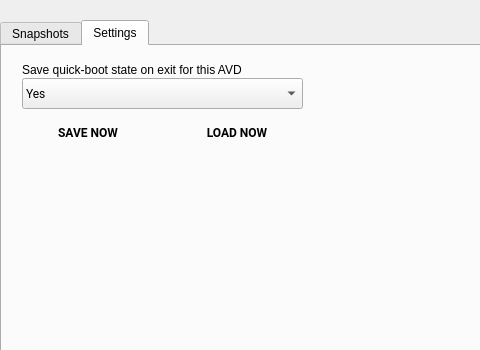
First picture: the form in android/android-emu/android/skin/qt/extended-pages/snapshot-page.ui, repository aosp-mirror/platform_external_qemu, before the edit; both pictures show x 0 to 480 and y 0 to 350 of the 622 by 600 pixel window.
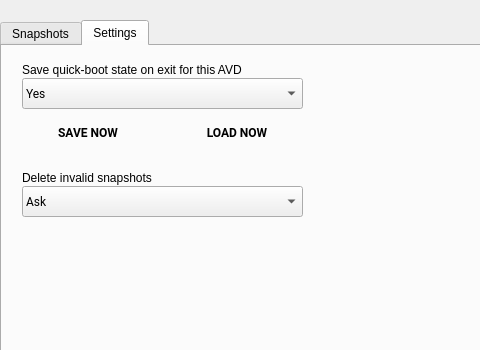
Second picture: the form after the edit. The open tabs and pages were chosen to show the change. Icons and pictures are not drawn. Custom widgets are drawn as their Qt base class.

Commit message:
[Snapshot UI] Listing and deleting invalid snapshots
Add a control for deleting invalid snapshots. The choices
are: Automatically, Don't delete, or Ask.

On Ask, show a pop-up telling the user how many invalid
snapshots there are and the total disk space that they
occupy. Allow the user to go to Auto mode from this pop-up.

Show a red circle and gray text to flag an invalid snapshot.

Show a green circle to flag the snapshot that was used to start
the current instance.

Test: Verified on Windows, Mac, Linux

What changed in the file:
```diff
--- a/android/android-emu/android/skin/qt/extended-pages/snapshot-page.ui
+++ b/android/android-emu/android/skin/qt/extended-pages/snapshot-page.ui
@@ -536,6 +536,70 @@
       <bool>false</bool>
      </property>
     </widget>
+    <widget class="QLabel" name="autoDeleteTitle">
+     <property name="geometry">
+      <rect>
+       <x>20</x>
+       <y>118</y>
+       <width>281</width>
+       <height>21</height>
+      </rect>
+     </property>
+     <property name="text">
+      <string>Delete invalid snapshots</string>
+     </property>
+     <property name="alignment">
+      <set>Qt::AlignBottom|Qt::AlignLeading|Qt::AlignLeft</set>
+     </property>
+     <property name="wordWrap">
+      <bool>true</bool>
+     </property>
+     <property name="ColorGroup" stdset="0">
+      <string>Title</string>
+     </property>
+    </widget>
+    <widget class="QComboBox" name="deleteInvalidSnapshots">
+     <property name="geometry">
+      <rect>
+       <x>20</x>
+       <y>140</y>
+       <width>281</width>
+       <height>31</height>
+      </rect>
+     </property>
+     <property name="font">
+      <font>
+       <family>Roboto</family>
+      </font>
+     </property>
+     <property name="styleSheet">
+      <string notr="true">padding: 3px 3px 3px 3px;</string>
+     </property>
+     <property name="currentIndex">
+      <number>1</number>
+     </property>
+     <property name="maxVisibleItems">
+      <number>3</number>
+     </property>
+     <property name="report_metrics" stdset="0">
+      <bool>false</bool>
+     </property>
+     <item>
+      <property name="text">
+       <string>Automatically</string>
+      </property>
+     </item>
+     <item>
+      <property name="text">
+       <string>Ask</string>
+      </property>
+     </item>
+     <item>
+      <property name="text">
+       <string>Don't delete</string>
+      </property>
+     </item>
+    </widget>
    </widget>
   </widget>
  </widget>
```
The commit also changes 8 other files.
